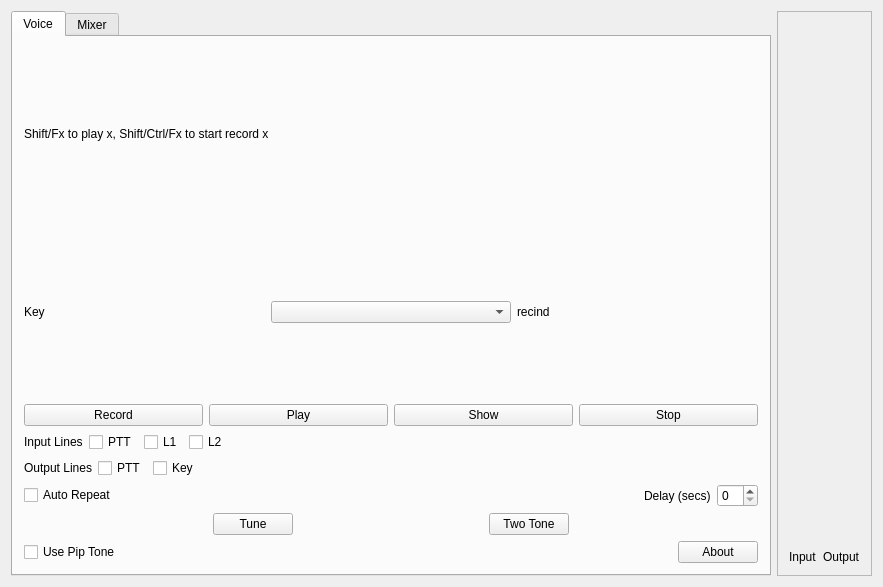
Old version of the form mqt/mqtKeyer/KeyerMain.ui in the repository zsteva/backup-minos2.
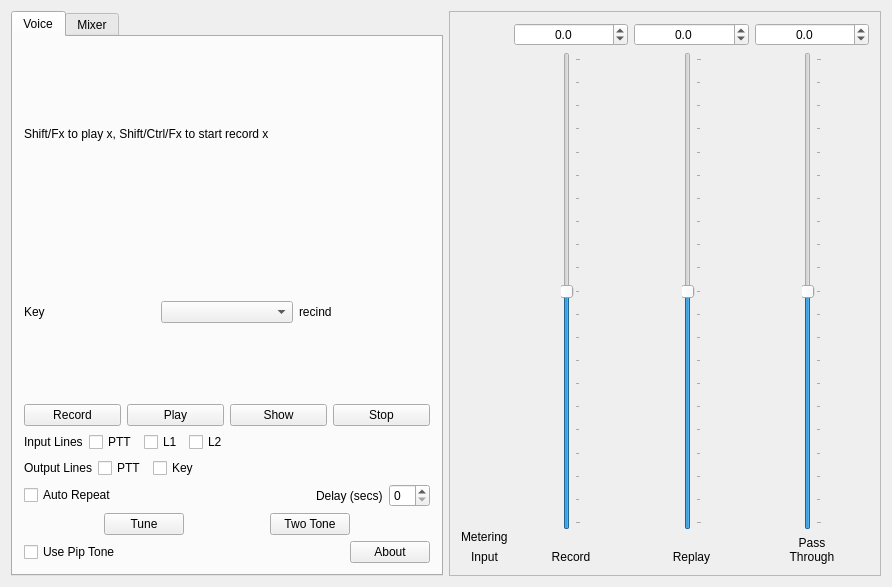
New version of the form. Custom widgets are drawn as their Qt base class.

```diff
--- a/mqt/mqtKeyer/KeyerMain.ui
+++ b/mqt/mqtKeyer/KeyerMain.ui
@@ -6,7 +6,7 @@
    <rect>
     <x>0</x>
     <y>0</y>
-    <width>883</width>
+    <width>892</width>
     <height>587</height>
    </rect>
   </property>
@@ -14,7 +14,7 @@
    <string>Minos Voice Keyer</string>
   </property>
   <widget class="QWidget" name="centralWidget">
-   <layout class="QHBoxLayout" name="horizontalLayout">
+   <layout class="QHBoxLayout" name="horizontalLayout_15">
     <item>
      <widget class="QTabWidget" name="KeyerTabs">
       <property name="currentIndex">
@@ -391,7 +391,7 @@
       <property name="frameShadow">
        <enum>QFrame::Raised</enum>
       </property>
-      <layout class="QHBoxLayout" name="horizontalLayout_2">
+      <layout class="QHBoxLayout" name="horizontalLayout_14">
        <item>
         <layout class="QVBoxLayout" name="verticalLayout">
          <item>
@@ -405,10 +405,20 @@
           </widget>
          </item>
          <item>
-          <widget class="QLabel" name="label_8">
+          <widget class="QLabel" name="label_10">
+           <property name="text">
+            <string>Metering</string>
+           </property>
+          </widget>
+         </item>
+         <item>
+          <widget class="QLabel" name="levelLabel">
            <property name="text">
             <string>Input</string>
            </property>
+           <property name="alignment">
+            <set>Qt::AlignCenter</set>
+           </property>
           </widget>
          </item>
         </layout>
@@ -416,19 +426,268 @@
        <item>
         <layout class="QVBoxLayout" name="verticalLayout_3">
          <item>
-          <widget class="LevelMeter" name="outputLevelMeter" native="true">
+          <widget class="QDoubleSpinBox" name="recordValue">
            <property name="sizePolicy">
-            <sizepolicy hsizetype="Preferred" vsizetype="Expanding">
+            <sizepolicy hsizetype="Expanding" vsizetype="Fixed">
              <horstretch>0</horstretch>
              <verstretch>0</verstretch>
             </sizepolicy>
            </property>
+           <property name="alignment">
+            <set>Qt::AlignCenter</set>
+           </property>
+           <property name="decimals">
+            <number>1</number>
+           </property>
+           <property name="minimum">
+            <double>-10.000000000000000</double>
+           </property>
+           <property name="maximum">
+            <double>10.000000000000000</double>
+           </property>
+           <property name="singleStep">
+            <double>0.100000000000000</double>
+           </property>
           </widget>
+         </item>
+         <item>
+          <layout class="QHBoxLayout" name="horizontalLayout">
+           <item>
+            <spacer name="horizontalSpacer_2">
+             <property name="orientation">
+              <enum>Qt::Horizontal</enum>
+             </property>
+             <property name="sizeHint" stdset="0">
+              <size>
+               <width>1</width>
+               <height>20</height>
+              </size>
+             </property>
+            </spacer>
+           </item>
+           <item>
+            <widget class="QSlider" name="recordSlider">
+             <property name="minimum">
+              <number>-100</number>
+             </property>
+             <property name="maximum">
+              <number>100</number>
+             </property>
+             <property name="orientation">
+              <enum>Qt::Vertical</enum>
+             </property>
+             <property name="tickPosition">
+              <enum>QSlider::TicksBelow</enum>
+             </property>
+             <property name="tickInterval">
+              <number>10</number>
+             </property>
+            </widget>
+           </item>
+           <item>
+            <spacer name="horizontalSpacer_10">
+             <property name="orientation">
+              <enum>Qt::Horizontal</enum>
+             </property>
+             <property name="sizeHint" stdset="0">
+              <size>
+               <width>1</width>
+               <height>20</height>
+              </size>
+             </property>
+            </spacer>
+           </item>
+          </layout>
+         </item>
+         <item>
+          <widget class="QLabel" name="label_2">
+           <property name="text">
+            <string>
+Record</string>
+           </property>
+           <property name="alignment">
+            <set>Qt::AlignCenter</set>
+           </property>
+          </widget>
+         </item>
+        </layout>
+       </item>
+       <item>
+        <layout class="QVBoxLayout" name="verticalLayout_6">
+         <item>
+          <widget class="QDoubleSpinBox" name="replayValue">
+           <property name="sizePolicy">
+            <sizepolicy hsizetype="Expanding" vsizetype="Fixed">
+             <horstretch>0</horstretch>
+             <verstretch>0</verstretch>
+            </sizepolicy>
+           </property>
+           <property name="alignment">
+            <set>Qt::AlignCenter</set>
+           </property>
+           <property name="decimals">
+            <number>1</number>
+           </property>
+           <property name="minimum">
+            <double>-10.000000000000000</double>
+           </property>
+           <property name="maximum">
+            <double>10.000000000000000</double>
+           </property>
+           <property name="singleStep">
+            <double>0.100000000000000</double>
+           </property>
+          </widget>
+         </item>
+         <item>
+          <layout class="QHBoxLayout" name="horizontalLayout_2">
+           <item>
+            <spacer name="horizontalSpacer_12">
+             <property name="orientation">
+              <enum>Qt::Horizontal</enum>
+             </property>
+             <property name="sizeHint" stdset="0">
+              <size>
+               <width>1</width>
+               <height>20</height>
+              </size>
+             </property>
+            </spacer>
+           </item>
+           <item>
+            <widget class="QSlider" name="replaySlider">
+             <property name="minimum">
+              <number>-100</number>
+             </property>
+             <property name="maximum">
+              <number>100</number>
+             </property>
+             <property name="orientation">
+              <enum>Qt::Vertical</enum>
+             </property>
+             <property name="tickPosition">
+              <enum>QSlider::TicksBelow</enum>
+             </property>
+             <property name="tickInterval">
+              <number>10</number>
+             </property>
+            </widget>
+           </item>
+           <item>
+            <spacer name="horizontalSpacer_11">
+             <property name="orientation">
+              <enum>Qt::Horizontal</enum>
+             </property>
+             <property name="sizeHint" stdset="0">
+              <size>
+               <width>1</width>
+               <height>20</height>
+              </size>
+             </property>
+            </spacer>
+           </item>
+          </layout>
+         </item>
+         <item>
+          <widget class="QLabel" name="label_8">
+           <property name="text">
+            <string>
+Replay</string>
+           </property>
+           <property name="alignment">
+            <set>Qt::AlignCenter</set>
+           </property>
+          </widget>
+         </item>
+        </layout>
+       </item>
+       <item>
+        <layout class="QVBoxLayout" name="verticalLayout_7">
+         <item>
+          <widget class="QDoubleSpinBox" name="passThroughValue">
+           <property name="sizePolicy">
+            <sizepolicy hsizetype="Expanding" vsizetype="Fixed">
+             <horstretch>0</horstretch>
+             <verstretch>0</verstretch>
+            </sizepolicy>
+           </property>
+           <property name="alignment">
+            <set>Qt::AlignCenter</set>
+           </property>
+           <property name="decimals">
+            <number>1</number>
+           </property>
+           <property name="minimum">
+            <double>-10.000000000000000</double>
+           </property>
+           <property name="maximum">
+            <double>10.000000000000000</double>
+           </property>
+           <property name="singleStep">
+            <double>0.100000000000000</double>
+           </property>
+          </widget>
+         </item>
+         <item>
+          <layout class="QHBoxLayout" name="horizontalLayout_13">
+           <item>
+            <spacer name="horizontalSpacer_13">
+             <property name="orientation">
+              <enum>Qt::Horizontal</enum>
+             </property>
+             <property name="sizeHint" stdset="0">
+              <size>
+               <width>1</width>
+               <height>20</height>
+              </size>
+             </property>
+            </spacer>
+           </item>
+           <item>
+            <widget class="QSlider" name="passThroughSlider">
+             <property name="minimum">
+              <number>-100</number>
+             </property>
+             <property name="maximum">
+              <number>100</number>
+             </property>
+             <property name="orientation">
+              <enum>Qt::Vertical</enum>
+             </property>
+             <property name="tickPosition">
+              <enum>QSlider::TicksBelow</enum>
+             </property>
+             <property name="tickInterval">
+              <number>10</number>
+             </property>
+            </widget>
+           </item>
+           <item>
+            <spacer name="horizontalSpacer_14">
+             <property name="orientation">
+              <enum>Qt::Horizontal</enum>
+             </property>
+             <property name="sizeHint" stdset="0">
+              <size>
+               <width>1</width>
+               <height>20</height>
+              </size>
+             </property>
+            </spacer>
+           </item>
+          </layout>
          </item>
          <item>
           <widget class="QLabel" name="label_9">
            <property name="text">
-            <string>Output</string>
+            <string>Pass
+Through</string>
+           </property>
+           <property name="alignment">
+            <set>Qt::AlignCenter</set>
+           </property>
+           <property name="wordWrap">
+            <bool>true</bool>
            </property>
           </widget>
          </item>
```
Left out of the diff: 2 changed lines with no effect on the pictures.
